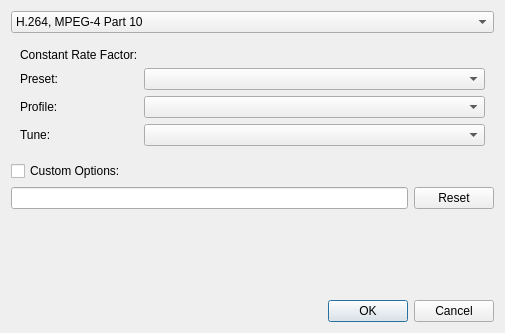
Before: the Qt Designer form plugins/impex/video/video_export_options_dialog.ui in KDE/krita, drawn with Qt 5.
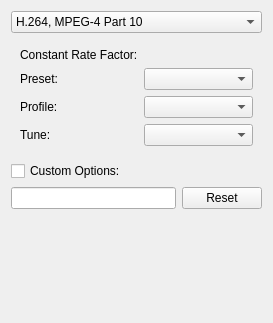
After: the same form once the commit is applied. Custom widgets are drawn as their Qt base class.

Patch:
```diff
--- a/plugins/impex/video/video_export_options_dialog.ui
+++ b/plugins/impex/video/video_export_options_dialog.ui
@@ -6,11 +6,11 @@
    <rect>
     <x>0</x>
     <y>0</y>
-    <width>505</width>
-    <height>333</height>
+    <width>273</width>
+    <height>323</height>
    </rect>
   </property>
-  <layout class="QVBoxLayout" name="verticalLayout_2" stretch="0,0,0,1,0">
+  <layout class="QVBoxLayout" name="verticalLayout_2" stretch="0,0,0,1">
    <item>
     <widget class="QComboBox" name="cmbCodec">
      <item>
@@ -149,16 +149,6 @@
      </property>
     </spacer>
    </item>
-   <item>
-    <widget class="QDialogButtonBox" name="buttonBox">
-     <property name="orientation">
-      <enum>Qt::Horizontal</enum>
-     </property>
-     <property name="standardButtons">
-      <set>QDialogButtonBox::Cancel|QDialogButtonBox::Ok</set>
-     </property>
-    </widget>
-   </item>
   </layout>
  </widget>
  <customwidgets>
```
Left out of the diff: 35 changed lines with no effect on the pictures.
